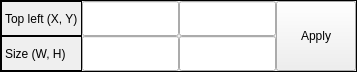
First picture: the form in rectinfo.ui, repository giahuyng98/computer-graphics, before the edit.
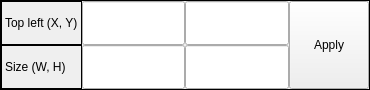
Second picture: the form after the edit.

The edit to the form file:
```diff
--- a/rectinfo.ui
+++ b/rectinfo.ui
@@ -6,10 +6,16 @@
    <rect>
     <x>0</x>
     <y>0</y>
-    <width>357</width>
-    <height>72</height>
+    <width>370</width>
+    <height>90</height>
    </rect>
   </property>
+  <property name="minimumSize">
+   <size>
+    <width>0</width>
+    <height>0</height>
+   </size>
+  </property>
   <property name="maximumSize">
    <size>
     <width>370</width>
```
